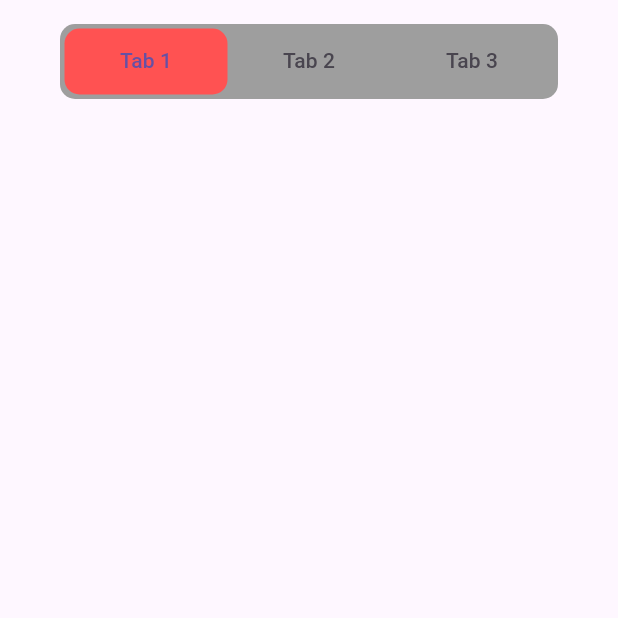
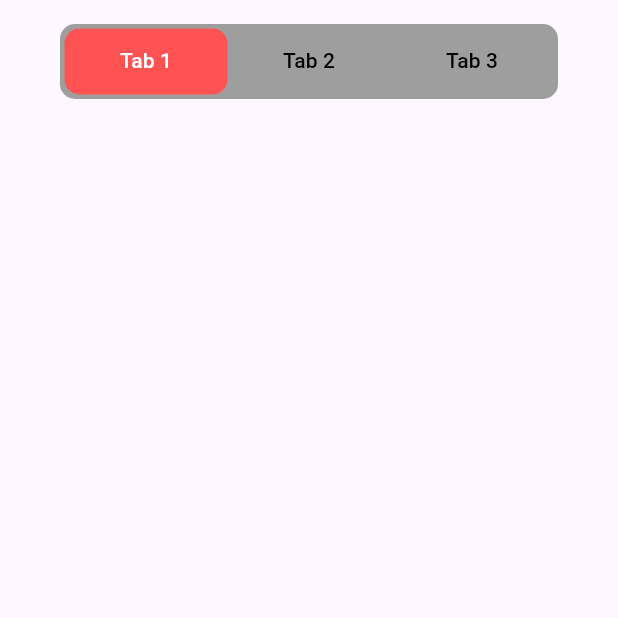
Before and after one commit to mosayeb-masoumi/Animation-Flutter, a Flutter app: the TabbarCustomizedScreen screen opened directly, on a phone screen of 412 x 824 dp, the top half of it. Run offline on Flutter 3.47's test engine with Material 3 defaults, Android fonts, the phone set to English and light mode, and no system bars; our stand-ins replace animate_do, animated_text_kit, animated_toggle_switch, badges, cached_network_image, carousel_slider and 33 more; missing offline and left inert: add_to_cart_animation, advanced_icon, animated_loading_border, animated_size_and_fade, circle_list, circular_menu and 5 more.

Commit message:
customize tabbar

```diff
--- a/lib/tabbar_customized_screen.dart
+++ b/lib/tabbar_customized_screen.dart
@@ -50,6 +50,14 @@ class _TabbarCustomizedScreenState extends State<TabbarCustomizedScreen> with Si
                   color: Colors.redAccent, // Background color for the selected tab
                   borderRadius: BorderRadius.circular(10), // Rounded corners
                 ),
+
+                unselectedLabelStyle: TextStyle(
+                  color: Colors.black
+                ),
+                labelStyle: TextStyle(
+                  color: Colors.white
+                ),
+
                 tabs: const [
                   Tab(
                     child: Center(child: Text('Tab 1')),
```
